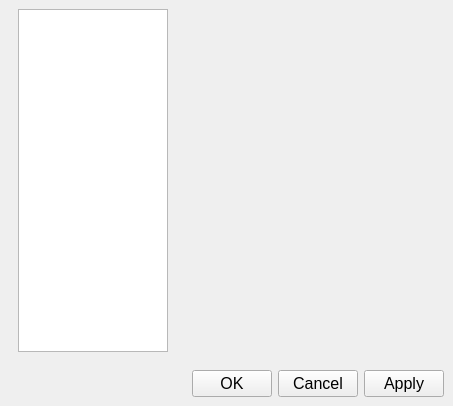
This is source/wnd/ui/mrqproperty.ui in ww4u/megarobostudio as Qt 5 draws it before an edit. The edited form follows.
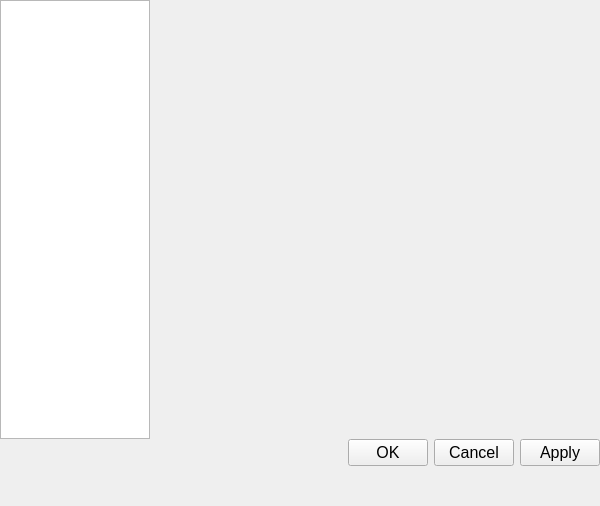
This is the edited form.

Patch:
```diff
--- a/source/wnd/ui/mrqproperty.ui
+++ b/source/wnd/ui/mrqproperty.ui
@@ -6,10 +6,16 @@
    <rect>
     <x>0</x>
     <y>0</y>
-    <width>453</width>
-    <height>406</height>
+    <width>600</width>
+    <height>506</height>
    </rect>
   </property>
+  <property name="maximumSize">
+   <size>
+    <width>700</width>
+    <height>16777215</height>
+   </size>
+  </property>
   <property name="font">
    <font>
     <family>Arial</family>
@@ -24,7 +30,7 @@
     <number>0</number>
    </property>
    <property name="leftMargin">
-    <number>9</number>
+    <number>0</number>
    </property>
    <property name="topMargin">
     <number>0</number>
@@ -43,11 +49,49 @@
        <verstretch>1</verstretch>
       </sizepolicy>
      </property>
+     <property name="maximumSize">
+      <size>
+       <width>16777215</width>
+       <height>600</height>
+      </size>
+     </property>
      <layout class="QHBoxLayout" name="horizontalLayout">
+      <property name="spacing">
+       <number>0</number>
+      </property>
+      <property name="leftMargin">
+       <number>0</number>
+      </property>
+      <property name="topMargin">
+       <number>0</number>
+      </property>
+      <property name="rightMargin">
+       <number>0</number>
+      </property>
+      <property name="bottomMargin">
+       <number>0</number>
+      </property>
+      <item>
+       <layout class="QVBoxLayout" name="verticalLayout">
+        <property name="spacing">
+         <number>0</number>
+        </property>
+        <property name="leftMargin">
+         <number>0</number>
+        </property>
+        <property name="topMargin">
+         <number>0</number>
+        </property>
+        <property name="rightMargin">
+         <number>0</number>
+        </property>
+        <property name="bottomMargin">
+         <number>0</number>
+        </property>
       <item>
        <widget class="QListWidget" name="listWidget">
         <property name="sizePolicy">
-         <sizepolicy hsizetype="Fixed" vsizetype="Expanding">
+           <sizepolicy hsizetype="Fixed" vsizetype="Preferred">
           <horstretch>0</horstretch>
           <verstretch>0</verstretch>
          </sizepolicy>
@@ -64,10 +108,25 @@
           <height>16777215</height>
          </size>
         </property>
-       </widget>
+          <property name="frameShape">
+           <enum>QFrame::StyledPanel</enum>
+          </property>
+          <property name="frameShadow">
+           <enum>QFrame::Plain</enum>
+          </property>
+          <property name="lineWidth">
+           <number>0</number>
+          </property>
+         </widget>
+        </item>
+       </layout>
       </item>
       <item>
-       <widget class="QStackedWidget" name="stackedWidget"/>
+       <widget class="QStackedWidget" name="stackedWidget">
+        <property name="frameShape">
+         <enum>QFrame::NoFrame</enum>
+        </property>
+       </widget>
       </item>
      </layout>
     </widget>
@@ -81,6 +140,18 @@
       </sizepolicy>
      </property>
      <layout class="QHBoxLayout" name="horizontalLayout_2">
+      <property name="leftMargin">
+       <number>0</number>
+      </property>
+      <property name="topMargin">
+       <number>0</number>
+      </property>
+      <property name="rightMargin">
+       <number>0</number>
+      </property>
+      <property name="bottomMargin">
+       <number>0</number>
+      </property>
       <item>
        <spacer name="space">
         <property name="orientation">
@@ -118,6 +189,19 @@
      </layout>
     </widget>
    </item>
+   <item>
+    <spacer name="verticalSpacer">
+     <property name="orientation">
+      <enum>Qt::Vertical</enum>
+     </property>
+     <property name="sizeHint" stdset="0">
+      <size>
+       <width>20</width>
+       <height>40</height>
+      </size>
+     </property>
+    </spacer>
+   </item>
   </layout>
  </widget>
  <resources/>
```
Lines whose indentation alone changed are shown as unchanged.
